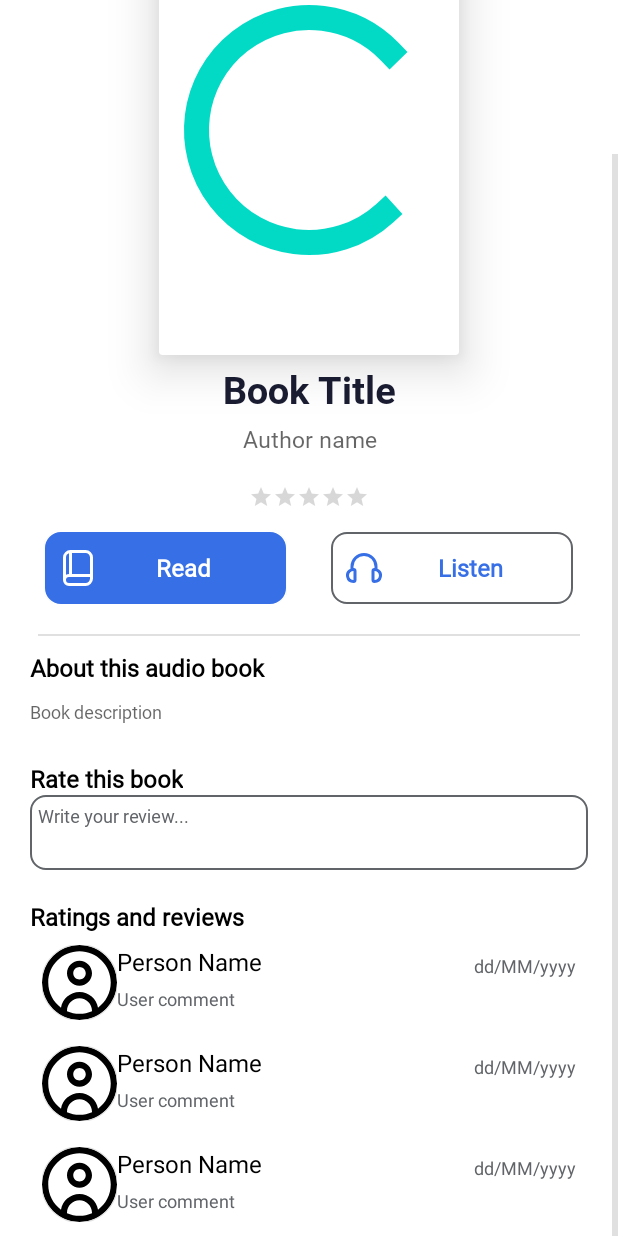
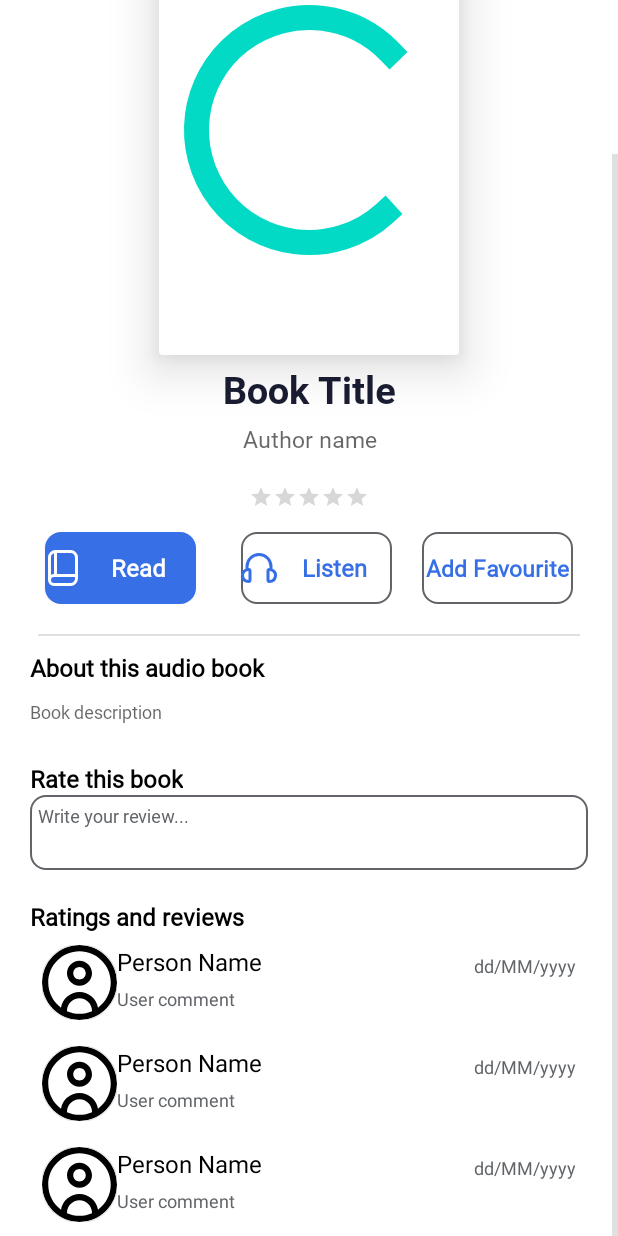
Before and after one commit to potatowiz4rd/BookApp, an Android app: the layout activity_book_detail.xml on its own in the app's theme, with its tools: preview values and no code run, on a phone screen of 412 x 824 dp. Run offline under Robolectric (Android 15) with nearby library versions, the phone set to English and light mode, and no system bars.

Commit message:
Add Favourite book

```diff
--- a/app/src/main/res/layout/activity_book_detail.xml
+++ b/app/src/main/res/layout/activity_book_detail.xml
@@ -103,7 +103,6 @@
                     android:background="@drawable/custom_button_fill"
                     android:drawableStart="@drawable/book"
                     android:fontFamily="@font/roboto_regular"
-                    android:padding="10dp"
                     android:text="Read"
                     android:textAllCaps="false"
                     android:textColor="@color/white"
@@ -120,12 +119,26 @@
                     android:background="@drawable/custom_button_no_fill"
                     android:drawableStart="@drawable/headphones"
                     android:fontFamily="@font/roboto_regular"
-                    android:padding="10dp"
                     android:text="Listen"
                     android:textAllCaps="false"
                     android:textColor="@color/colorPrimaryBlue"
                     android:textSize="16sp"
                     android:textStyle="bold" />
+
+                <androidx.appcompat.widget.AppCompatButton
+                    android:id="@+id/addFavouriteBtn"
+                    android:layout_width="100dp"
+                    android:layout_height="wrap_content"
+                    android:layout_marginRight="20dp"
+                    android:layout_weight="1"
+                    android:background="@drawable/custom_button_no_fill"
+                    android:fontFamily="@font/roboto_regular"
+                    android:text="Add Favourite"
+                    android:textAllCaps="false"
+                    android:textColor="@color/colorPrimaryBlue"
+                    android:textSize="15sp"
+                    android:textStyle="bold" />
+
 
             </LinearLayout>
 
```
Also changed, not shown: app/src/main/java/com/example/bookapp/BookDetailActivity.kt (+71 -3 lines).
